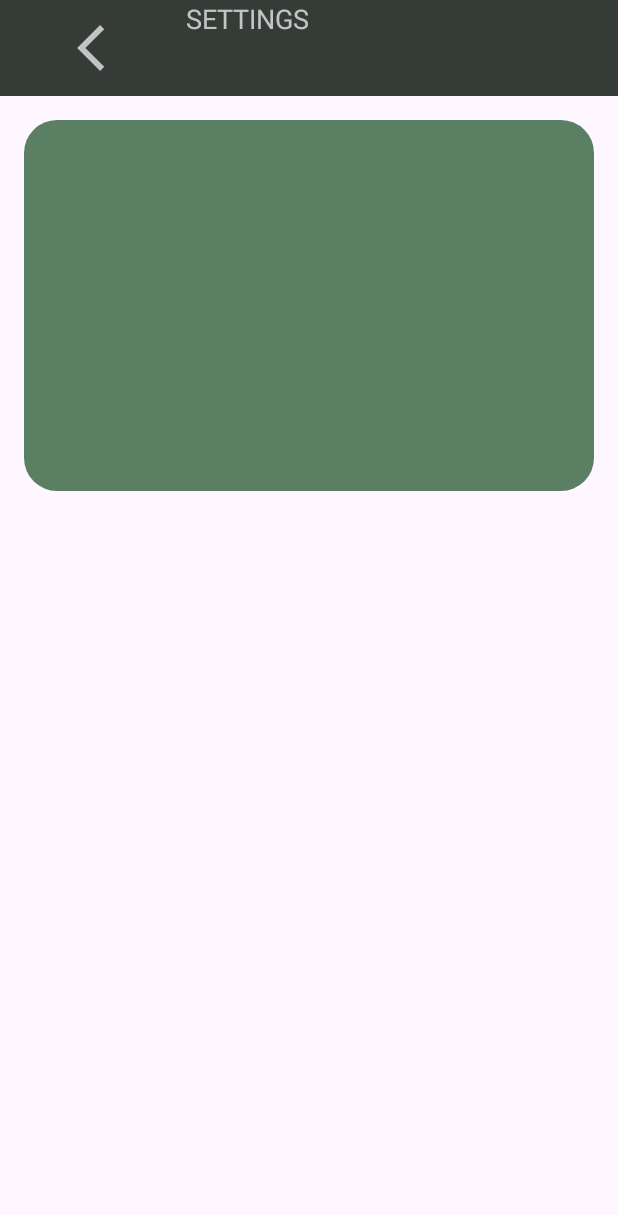
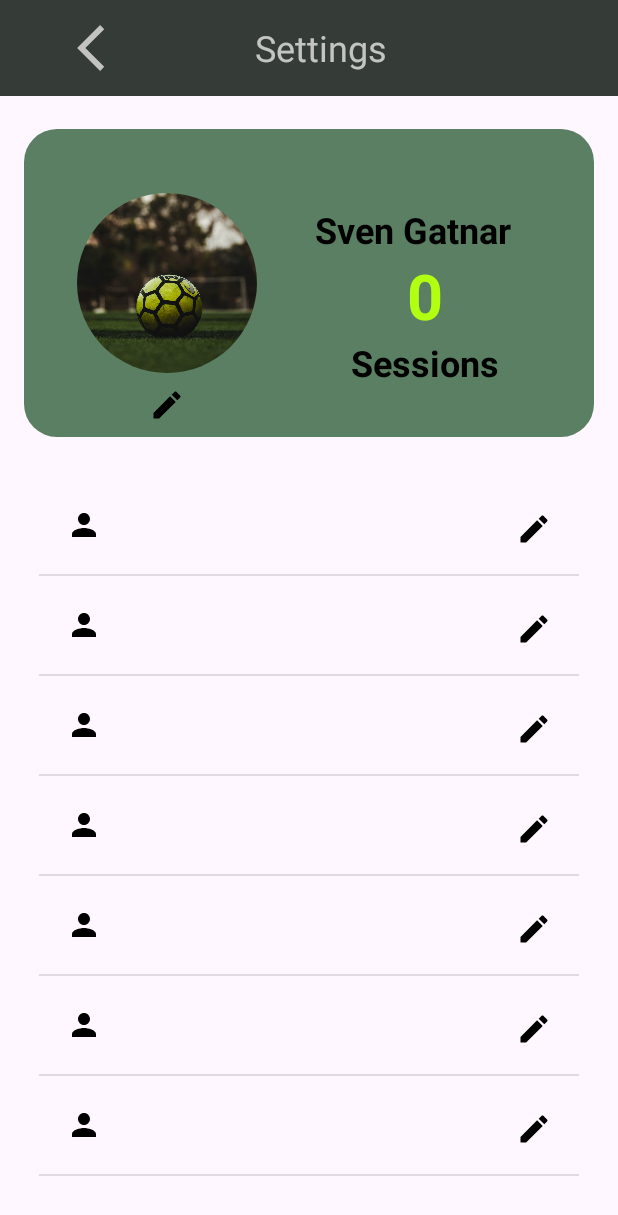
Before and after one commit to sgatnar/Footix, an Android app: the fragment SettingsFragment shown on its own in the app's theme, on a phone screen of 412 x 824 dp. Shown: the top 1215 px of the screen. Run offline under Robolectric (Android 15) with nearby library versions, the phone set to English and light mode, and no system bars; our stand-ins replace CircleImageView.

Commit message:
Added UI components for green container in settings page

```diff
--- a/app/build.gradle.kts
+++ b/app/build.gradle.kts
@@ -47,7 +47,11 @@ dependencies {
     implementation("com.google.android.material:material:1.8.0")
     implementation("androidx.constraintlayout:constraintlayout:2.1.4")
     implementation("androidx.core:core-splashscreen:1.0.0")
+    implementation("androidx.navigation:navigation-fragment-ktx:2.4.0")
+    implementation("androidx.fragment:fragment-ktx:1.3.6")
+    implementation ("de.hdodenhof:circleimageview:3.1.0")
     testImplementation("junit:junit:4.13.2")
     androidTestImplementation("androidx.test.ext:junit:1.1.5")
     androidTestImplementation("androidx.test.espresso:espresso-core:3.5.1")
+
 }
--- /dev/null
+++ b/app/src/main/java/com/example/footixappbachelorarbeit/adapters/SettingsListViewAdapter.kt
@@ -0,0 +1,25 @@
+package com.example.footixappbachelorarbeit
+
+import android.content.Context
+import android.view.LayoutInflater
+import android.view.View
+import android.view.ViewGroup
+import android.widget.ArrayAdapter
+
+class SettingsListViewAdapter(context: Context, private val items: List<String>) :
+    ArrayAdapter<String>(context, R.layout.settings_listitem, items) {
+
+    override fun getView(position: Int, convertView: View?, parent: ViewGroup): View {
+        var view = convertView
+        if (view == null) {
+            val inflater = context.getSystemService(Context.LAYOUT_INFLATER_SERVICE) as LayoutInflater
+            view = inflater.inflate(R.layout.settings_listitem, parent, false)
+        }
+
+        val currentItem = items[position]
+        //view.itemTitle.text = currentItem
+        //view.itemDescription.text = "Description for $currentItem"
+
+        return view!!
+    }
+}
--- a/app/src/main/java/com/example/footixappbachelorarbeit/SettingsFragment.kt
+++ b/app/src/main/java/com/example/footixappbachelorarbeit/fragments/SettingsFragment.kt
@@ -6,10 +6,15 @@ import android.view.LayoutInflater
 import android.view.View
 import android.view.ViewGroup
 import android.widget.ImageView
+import android.widget.ListView
 import android.widget.TextView
+import androidx.appcompat.app.AlertDialog
 import androidx.appcompat.app.AppCompatActivity
 import androidx.appcompat.widget.Toolbar
-import org.w3c.dom.Text
+import androidx.navigation.Navigation
+import androidx.navigation.findNavController
+import androidx.navigation.fragment.NavHostFragment
+import androidx.navigation.fragment.findNavController
 
 // TODO: Rename parameter arguments, choose names that match
 // the fragment initialization parameters, e.g. ARG_ITEM_NUMBER
@@ -24,6 +29,16 @@ class SettingsFragment : Fragment() {
         // Inflate the layout for this fragment
         val view = inflater.inflate(R.layout.fragment_settings, container, false)
 
+        val listView: ListView = view.findViewById(R.id.settingsListView)
+
+        // Icons for the list
+        val iconList = listOf(R.drawable.baseline_person_settings, R.drawable.baseline_calendar, R.drawable.baseline_location, R.drawable.baseline_calendar, R.drawable.baseline_height, R.drawable.baseline_weight)
+        val items = listOf("Name", "Birthday", "Position", "Height", "Weight", "App notifications", "Darkmode")
+
+        // Create the adapter and set it to the ListView
+        val adapter = SettingsListViewAdapter(requireContext(), items)
+        listView.adapter = adapter
+
         // Find the Toolbar view
         val toolbar: Toolbar = view.findViewById(R.id.includedAppBarSettings)
         val textToolbar: TextView = view.findViewById(R.id.textOfIncludedAppBarSettings)
@@ -33,8 +48,7 @@ class SettingsFragment : Fragment() {
         (activity as AppCompatActivity).supportActionBar?.setDisplayShowTitleEnabled(false)
 
         backButton.setOnClickListener {
-            TODO()
-            //findNavController().navigate(R.id.fragment_home)
+            findNavController().navigateUp()
         }
 
         return view
--- /dev/null
+++ b/app/src/main/res/drawable/baseline_calendar.xml
@@ -0,0 +1,5 @@
+<vector android:height="24dp" android:tint="#000000"
+    android:viewportHeight="24" android:viewportWidth="24"
+    android:width="24dp" xmlns:android="http://schemas.android.com/apk/res/android">
+    <path android:fillColor="@android:color/white" android:pathData="M19,4h-1V2h-2v2H8V2H6v2H5C3.89,4 3.01,4.9 3.01,6L3,20c0,1.1 0.89,2 2,2h14c1.1,0 2,-0.9 2,-2V6C21,4.9 20.1,4 19,4zM19,20H5V10h14V20zM9,14H7v-2h2V14zM13,14h-2v-2h2V14zM17,14h-2v-2h2V14zM9,18H7v-2h2V18zM13,18h-2v-2h2V18zM17,18h-2v-2h2V18z"/>
+</vector>
--- /dev/null
+++ b/app/src/main/res/drawable/baseline_edit_settings.xml
@@ -0,0 +1,5 @@
+<vector android:height="24dp" android:tint="#000000"
+    android:viewportHeight="24" android:viewportWidth="24"
+    android:width="24dp" xmlns:android="http://schemas.android.com/apk/res/android">
+    <path android:fillColor="@android:color/white" android:pathData="M3,17.25V21h3.75L17.81,9.94l-3.75,-3.75L3,17.25zM20.71,7.04c0.39,-0.39 0.39,-1.02 0,-1.41l-2.34,-2.34c-0.39,-0.39 -1.02,-0.39 -1.41,0l-1.83,1.83 3.75,3.75 1.83,-1.83z"/>
+</vector>
--- /dev/null
+++ b/app/src/main/res/drawable/baseline_height.xml
@@ -0,0 +1,5 @@
+<vector android:height="24dp" android:tint="#000000"
+    android:viewportHeight="24" android:viewportWidth="24"
+    android:width="24dp" xmlns:android="http://schemas.android.com/apk/res/android">
+    <path android:fillColor="@android:color/white" android:pathData="M13,6.99l3,0l-4,-3.99l-4,3.99l3,0l0,10.02l-3,0l4,3.99l4,-3.99l-3,0z"/>
+</vector>
--- /dev/null
+++ b/app/src/main/res/drawable/baseline_location.xml
@@ -0,0 +1,5 @@
+<vector android:height="24dp" android:tint="#000000"
+    android:viewportHeight="24" android:viewportWidth="24"
+    android:width="24dp" xmlns:android="http://schemas.android.com/apk/res/android">
+    <path android:fillColor="@android:color/white" android:pathData="M12,8c-2.21,0 -4,1.79 -4,4s1.79,4 4,4 4,-1.79 4,-4 -1.79,-4 -4,-4zM20.94,11c-0.46,-4.17 -3.77,-7.48 -7.94,-7.94L13,1h-2v2.06C6.83,3.52 3.52,6.83 3.06,11L1,11v2h2.06c0.46,4.17 3.77,7.48 7.94,7.94L11,23h2v-2.06c4.17,-0.46 7.48,-3.77 7.94,-7.94L23,13v-2h-2.06zM12,19c-3.87,0 -7,-3.13 -7,-7s3.13,-7 7,-7 7,3.13 7,7 -3.13,7 -7,7z"/>
+</vector>
--- /dev/null
+++ b/app/src/main/res/drawable/baseline_person_settings.xml
@@ -0,0 +1,5 @@
+<vector android:height="24dp" android:tint="#000000"
+    android:viewportHeight="24" android:viewportWidth="24"
+    android:width="24dp" xmlns:android="http://schemas.android.com/apk/res/android">
+    <path android:fillColor="@android:color/white" android:pathData="M12,12c2.21,0 4,-1.79 4,-4s-1.79,-4 -4,-4 -4,1.79 -4,4 1.79,4 4,4zM12,14c-2.67,0 -8,1.34 -8,4v2h16v-2c0,-2.66 -5.33,-4 -8,-4z"/>
+</vector>
--- /dev/null
+++ b/app/src/main/res/drawable/baseline_weight.xml
@@ -0,0 +1,8 @@
+<vector android:height="24dp" android:tint="#000000"
+    android:viewportHeight="24" android:viewportWidth="24"
+    android:width="24dp" xmlns:android="http://schemas.android.com/apk/res/android">
+    <path android:fillColor="@android:color/white" android:pathData="M19,3H5C3.9,3 3,3.9 3,5v14c0,1.1 0.9,2 2,2h14c1.1,0 2,-0.9 2,-2V5C21,3.9 20.1,3 19,3zM12,12c-1.66,0 -3,-1.34 -3,-3s1.34,-3 3,-3s3,1.34 3,3S13.66,12 12,12z"/>
+    <path android:fillColor="@android:color/white" android:pathData="M10,8.5h1v1h-1z"/>
+    <path android:fillColor="@android:color/white" android:pathData="M11.5,8.5h1v1h-1z"/>
+    <path android:fillColor="@android:color/white" android:pathData="M13,8.5h1v1h-1z"/>
+</vector>
--- /dev/null
+++ b/app/src/main/res/drawable/round_image_background.xml
@@ -0,0 +1,5 @@
+<?xml version="1.0" encoding="utf-8"?>
+<shape xmlns:android="http://schemas.android.com/apk/res/android"
+    android:shape="oval">
+    <solid android:color="@android:color/transparent" />
+</shape>
--- a/app/src/main/res/layout/activity_main.xml
+++ b/app/src/main/res/layout/activity_main.xml
@@ -4,6 +4,7 @@
     xmlns:tools="http://schemas.android.com/tools"
     android:layout_width="match_parent"
     android:layout_height="match_parent"
+    app:defaultNavHost="true"
     android:background="@color/grey_background_footix"
     tools:context=".MainActivity">
 
@@ -17,7 +18,7 @@
         app:layout_constraintHorizontal_bias="0.0"
         app:layout_constraintStart_toStartOf="parent"
         app:layout_constraintTop_toTopOf="parent"
-        app:layout_constraintVertical_bias="1.0"></FrameLayout>
+        app:layout_constraintVertical_bias="1.0" />
 
     <com.google.android.material.bottomnavigation.BottomNavigationView
         android:id="@+id/bottomNavigationView"
--- a/app/src/main/res/layout/appbar_custom.xml
+++ b/app/src/main/res/layout/appbar_custom.xml
@@ -1,6 +1,7 @@
 <?xml version="1.0" encoding="utf-8"?>
 <androidx.appcompat.widget.Toolbar xmlns:android="http://schemas.android.com/apk/res/android"
     xmlns:app="http://schemas.android.com/apk/res-auto"
+    xmlns:tools="http://schemas.android.com/tools"
     android:layout_width="match_parent"
     android:layout_height="?attr/actionBarSize"
     android:background="@color/grey_toolbar_footix"
@@ -8,31 +9,37 @@
     android:theme="@style/ThemeOverlay.AppCompat.Dark">
 
     <RelativeLayout
-        xmlns:android="http://schemas.android.com/apk/res/android"
-        xmlns:app="http://schemas.android.com/apk/res-auto"
         android:layout_width="match_parent"
         android:layout_height="?attr/actionBarSize"
-        android:background="@color/grey_toolbar_footix">
+        android:background="@color/grey_toolbar_footix"
+        android:orientation="horizontal">
 
-        <ImageView
-            android:id="@+id/backButton"
-            android:layout_width="wrap_content"
-            android:layout_height="wrap_content"
-            android:src="@drawable/arrow_back_icon_foreground"
-            android:layout_centerVertical="true"
-            android:contentDescription="Back"
-            android:clickable="true"
-            android:focusable="true"/>
+        <androidx.constraintlayout.widget.ConstraintLayout
+            android:layout_width="match_parent"
+            android:layout_height="match_parent">
 
-        <TextView
-            android:id="@+id/textOfIncludedAppBarSettings"
-            android:layout_width="match_parent"
-            android:layout_height="match_parent"
-            android:text="@string/settings"
-            android:layout_centerVertical="true"
-            android:layout_centerHorizontal="true"
-            android:layout_toEndOf="@+id/backButton"
-            android:textSize="18dp"/>
+            <TextView
+                android:id="@+id/textOfIncludedAppBarSettings"
+                android:layout_width="match_parent"
+                android:layout_height="match_parent"
+                android:layout_gravity="center_horizontal"
+                android:gravity="center"
+                android:text="@string/settings"
+                android:textSize="24sp" />
+
+            <ImageView
+                android:id="@+id/backButton"
+                android:layout_width="wrap_content"
+                android:layout_height="wrap_content"
+                android:clickable="true"
+                android:focusable="true"
+                android:src="@drawable/arrow_back_icon_foreground"
+                app:layout_constraintBottom_toBottomOf="@+id/textOfIncludedAppBarSettings"
+                app:layout_constraintStart_toStartOf="@+id/textOfIncludedAppBarSettings"
+                app:layout_constraintTop_toTopOf="parent"
+                tools:ignore="MissingConstraints" />
+
+        </androidx.constraintlayout.widget.ConstraintLayout>
 
     </RelativeLayout>
 
--- a/app/src/main/res/layout/fragment_home.xml
+++ b/app/src/main/res/layout/fragment_home.xml
@@ -2,6 +2,7 @@
 <androidx.constraintlayout.widget.ConstraintLayout
     xmlns:android="http://schemas.android.com/apk/res/android"
     xmlns:tools="http://schemas.android.com/tools"
+    android:id="@+id/fragment_home"
     android:layout_width="match_parent"
     android:layout_height="match_parent"
     android:background="@color/green_footix"
--- a/app/src/main/res/layout/fragment_session.xml
+++ b/app/src/main/res/layout/fragment_session.xml
@@ -1,21 +1,31 @@
 <?xml version="1.0" encoding="utf-8"?>
-<FrameLayout xmlns:android="http://schemas.android.com/apk/res/android"
+<androidx.constraintlayout.widget.ConstraintLayout
+    xmlns:android="http://schemas.android.com/apk/res/android"
     xmlns:tools="http://schemas.android.com/tools"
+    android:id="@+id/fragment_session"
     android:layout_width="match_parent"
     android:layout_height="match_parent"
     xmlns:app="http://schemas.android.com/apk/res-auto"
     tools:context=".SessionFragment">
 
+    <include
+        android:id="@+id/includedAppBarSession"
+        layout="@layout/appbar_custom"
+        app:layout_constraintEnd_toEndOf="parent"
+        app:layout_constraintStart_toStartOf="parent"
+        app:layout_constraintTop_toTopOf="parent" />
+
     <androidx.fragment.app.FragmentContainerView
         android:id="@+id/greenContainerSettings"
         android:layout_width="match_parent"
-        android:layout_height="match_parent"
+        android:layout_height="20dp"
         android:layout_margin="16dp"
+        android:layout_marginStart="16dp"
+        android:layout_marginEnd="16dp"
         android:background="@drawable/rounded_background_green"
         android:visibility="visible"
-        app:layout_constraintBottom_toBottomOf="parent"
         app:layout_constraintEnd_toEndOf="parent"
         app:layout_constraintStart_toStartOf="parent"
-        app:layout_constraintTop_toBottomOf="parent" />
+        app:layout_constraintTop_toBottomOf="@+id/includedAppBarSession" />
 
-</FrameLayout>
+</androidx.constraintlayout.widget.ConstraintLayout>
--- a/app/src/main/res/layout/fragment_settings.xml
+++ b/app/src/main/res/layout/fragment_settings.xml
@@ -1,25 +1,111 @@
 <?xml version="1.0" encoding="utf-8"?>
-<androidx.constraintlayout.widget.ConstraintLayout xmlns:android="http://schemas.android.com/apk/res/android"
+<LinearLayout xmlns:android="http://schemas.android.com/apk/res/android"
     xmlns:tools="http://schemas.android.com/tools"
     android:layout_width="match_parent"
     android:layout_height="match_parent"
+    android:orientation="vertical"
+    android:id="@+id/fragment_setting"
     xmlns:app="http://schemas.android.com/apk/res-auto"
     tools:context=".SettingsFragment">
 
     <include
         android:id="@+id/includedAppBarSettings"
-        layout="@layout/appbar_custom" />
+        layout="@layout/appbar_custom"
+        app:layout_constraintBottom_toTopOf="@+id/greenContainerSettings"
+        app:layout_constraintEnd_toEndOf="parent"
+        app:layout_constraintStart_toStartOf="parent"
+        app:layout_constraintTop_toTopOf="parent" />
 
-    <androidx.fragment.app.FragmentContainerView
+    <androidx.constraintlayout.widget.ConstraintLayout
         android:id="@+id/greenContainerSettings"
-        android:layout_width="0dp"
+        android:layout_width="match_parent"
+        android:layout_marginHorizontal="16dp"
+        android:layout_marginTop="22dp"
         android:layout_height="0dp"
-        android:layout_margin="16dp"
+        android:layout_weight="0.3"
         android:background="@drawable/rounded_background_green"
-        android:visibility="visible"
-        app:layout_constraintEnd_toEndOf="parent"
-        app:layout_constraintHeight_percent="0.3"
-        app:layout_constraintStart_toStartOf="parent"
-        app:layout_constraintTop_toBottomOf="@+id/includedAppBarSettings" />
+        android:orientation="vertical">
 
-</androidx.constraintlayout.widget.ConstraintLayout>
+        <de.hdodenhof.circleimageview.CircleImageView
+            android:id="@+id/imageProfile"
+            android:layout_width="120dp"
+            android:layout_height="120dp"
+            android:scaleType="centerCrop"
+            android:src="@drawable/home_fragment_image_2_edited"
+            app:civ_border_width="0dp"
+            app:civ_circle_background_color="@android:color/transparent"
+            app:layout_constraintBottom_toBottomOf="parent"
+            app:layout_constraintEnd_toStartOf="@+id/middlePointGreenContainer"
+            app:layout_constraintStart_toStartOf="parent"
+            app:layout_constraintTop_toTopOf="parent" />
+
+        <ImageView
+            android:id="@+id/imageProfileEditIcon"
+            android:layout_width="wrap_content"
+            android:layout_height="wrap_content"
+            android:src="@drawable/baseline_edit_settings"
+            app:layout_constraintBottom_toBottomOf="parent"
+            app:layout_constraintEnd_toEndOf="@+id/imageProfile"
+            app:layout_constraintStart_toStartOf="@+id/imageProfile"
+            app:layout_constraintTop_toBottomOf="@+id/imageProfile" />
+
+        <TextView
+            android:id="@+id/middlePointGreenContainer"
+            android:layout_width="wrap_content"
+            android:layout_height="0dp"
+            app:layout_constraintBottom_toBottomOf="parent"
+            app:layout_constraintEnd_toEndOf="parent"
+            app:layout_constraintStart_toStartOf="parent"
+            app:layout_constraintTop_toTopOf="parent" />
+
+        <TextView
+            android:id="@+id/nameTextGreenContainer"
+            android:layout_width="wrap_content"
+            android:layout_height="wrap_content"
+            android:layout_marginTop="8dp"
+            android:layout_marginEnd="16dp"
+            android:text="Sven Gatnar"
+            android:textColor="@color/black_footix"
+            android:textSize="24sp"
+            android:textStyle="bold"
+            app:layout_constraintEnd_toEndOf="parent"
+            app:layout_constraintHorizontal_bias="0.502"
+            app:layout_constraintStart_toEndOf="@+id/imageProfile"
+            app:layout_constraintTop_toTopOf="@+id/imageProfile" />
+
+        <TextView
+            android:id="@+id/amountSessionCounterGreenContainer"
+            android:layout_width="wrap_content"
+            android:layout_height="wrap_content"
+            android:text="0"
+            android:textColor="@color/yellow_footix"
+            android:textSize="42sp"
+            android:textStyle="bold"
+            app:layout_constraintBottom_toTopOf="@+id/sessionTextGreenContainer"
+            app:layout_constraintEnd_toEndOf="parent"
+            app:layout_constraintStart_toEndOf="@+id/imageProfile" />
+
+        <TextView
+            android:id="@+id/sessionTextGreenContainer"
+            android:layout_width="wrap_content"
+            android:layout_height="wrap_content"
+            android:textStyle="bold"
+            android:textSize="24sp"
+            android:textColor="@color/black_footix"
+            android:text="Sessions"
+            app:layout_constraintBottom_toTopOf="@+id/imageProfileEditIcon"
+            app:layout_constraintEnd_toEndOf="parent"
+            app:layout_constraintStart_toEndOf="@+id/imageProfile" />
+
+    </androidx.constraintlayout.widget.ConstraintLayout>
+
+    <ListView
+        android:id="@+id/settingsListView"
+        android:layout_width="match_parent"
+        android:layout_margin="26dp"
+        android:layout_height="0dp"
+        android:layout_weight="0.7"
+        android:layout_marginTop="16dp"
+        android:layout_marginBottom="16dp"/>
+
+</LinearLayout>
--- /dev/null
+++ b/app/src/main/res/layout/settings_listitem.xml
@@ -0,0 +1,48 @@
+<?xml version="1.0" encoding="utf-8"?>
+<androidx.constraintlayout.widget.ConstraintLayout xmlns:android="http://schemas.android.com/apk/res/android"
+    xmlns:app="http://schemas.android.com/apk/res-auto"
+    xmlns:tools="http://schemas.android.com/tools"
+    android:layout_width="match_parent"
+    android:layout_height="wrap_content"
+    android:orientation="vertical"
+    android:padding="18dp">
+
+    <ImageView
+        android:id="@+id/itemIcon"
+        android:layout_width="wrap_content"
+        android:layout_height="match_parent"
+        android:layout_gravity="center_vertical"
+        android:elevation="4dp"
+        android:src="@drawable/baseline_edit_settings"
+        app:layout_constraintBottom_toBottomOf="parent"
+        app:layout_constraintEnd_toEndOf="parent"
+        app:layout_constraintTop_toTopOf="parent"
+        app:layout_constraintVertical_bias="1.0" />
+
+    <TextView
+        android:id="@+id/itemText"
+        android:layout_width="0dp"
+        android:layout_height="wrap_content"
+        android:textColor="@android:color/black"
+        android:textSize="22sp"
+        android:textStyle="bold"
+        android:gravity="center"
+        app:layout_constraintBottom_toBottomOf="parent"
+        app:layout_constraintEnd_toStartOf="@+id/itemIcon"
+        app:layout_constraintStart_toEndOf="@+id/itemIconEdit"
+        app:layout_constraintTop_toTopOf="parent"
+        app:layout_constraintVertical_bias="0.13999999" />
+
+    <ImageView
+        android:id="@+id/itemIconEdit"
+        android:layout_width="wrap_content"
+        android:layout_height="match_parent"
+        android:layout_gravity="center_vertical"
+        android:elevation="4dp"
+        android:src="@drawable/baseline_person_settings"
+        app:layout_constraintBottom_toBottomOf="parent"
+        app:layout_constraintStart_toStartOf="parent"
+        app:layout_constraintTop_toTopOf="parent" />
+
+
+</androidx.constraintlayout.widget.ConstraintLayout>
--- a/app/src/main/res/values/colors.xml
+++ b/app/src/main/res/values/colors.xml
@@ -9,6 +9,7 @@
     <color name="grey_toolbar_footix">#353C37</color>
     <color name="grey_background_footix">#C3C3C3</color>
     <color name="red">#FF0000</color>
+    <color name="yellow_footix">#B3FF11</color>
 
     <color name="colorDefault">@color/grey_background_footix</color>
     <color name="colorSelected">@color/green_footix</color>
--- a/app/src/main/res/values/strings.xml
+++ b/app/src/main/res/values/strings.xml
@@ -1,7 +1,8 @@
 <resources>
     <string name="app">Footix</string>
     <string name="app_name">Footix</string>
-    <string name="settings">SETTINGS</string>
+    <string name="settings">Settings</string>
+    <string name="lastSession">Last Session</string>
 
     <style name="AppTheme" parent="Theme.AppCompat.Light.DarkActionBar">
         <item name="android:statusBarColor">@color/green_footix</item>
```
Also changed, not shown: app/src/main/java/com/example/footixappbachelorarbeit/fragments/HomeFragment.kt (renamed from app/src/main/java/com/example/footixappbachelorarbeit/HomeFragment.kt), app/src/main/java/com/example/footixappbachelorarbeit/fragments/SessionFragment.kt (renamed from app/src/main/java/com/example/footixappbachelorarbeit/SessionFragment.kt).
